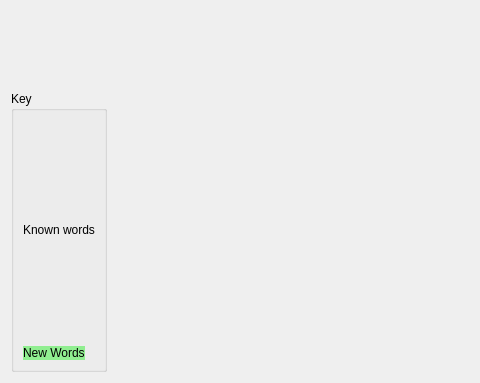
First picture: the form in designer/note_creation.ui, repository ll-in-anki/find-missing-words, before the edit; both pictures show x 0 to 480 and y 207 to 590 of the 1098 by 590 pixel window.
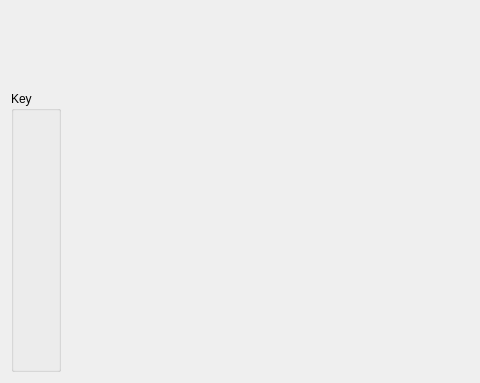
Second picture: the form after the edit.

Commit message:
Use styled word bubbles in legend for consistency
Use fixed width to help with too-wide bubbles depending on layout.

```diff
--- a/designer/note_creation.ui
+++ b/designer/note_creation.ui
@@ -35,27 +35,10 @@
          </property>
          <layout class="QVBoxLayout" name="verticalLayout_2">
           <item>
-           <widget class="QLabel" name="label_3">
-            <property name="text">
-             <string>Known words</string>
-            </property>
-           </widget>
+           <layout class="QHBoxLayout" name="key_known_words_hbox"/>
           </item>
           <item>
-           <widget class="QLabel" name="label_4">
-            <property name="sizePolicy">
-             <sizepolicy hsizetype="Fixed" vsizetype="Fixed">
-              <horstretch>0</horstretch>
-              <verstretch>0</verstretch>
-             </sizepolicy>
-            </property>
-            <property name="styleSheet">
-             <string notr="true">background: lightgreen</string>
-            </property>
-            <property name="text">
-             <string>New Words</string>
-            </property>
-           </widget>
+           <layout class="QHBoxLayout" name="key_new_words_hbox"/>
           </item>
          </layout>
         </widget>
```
Left out of the diff: 2 changed lines with no effect on the pictures. The commit also changes 2 other files.
